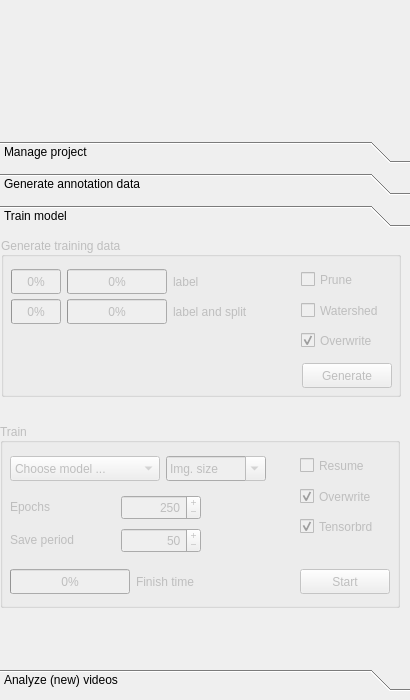
OCTRON-tracking/OCTRON-GUI, file octron/qt_gui/octron.ui: the form before one commit.
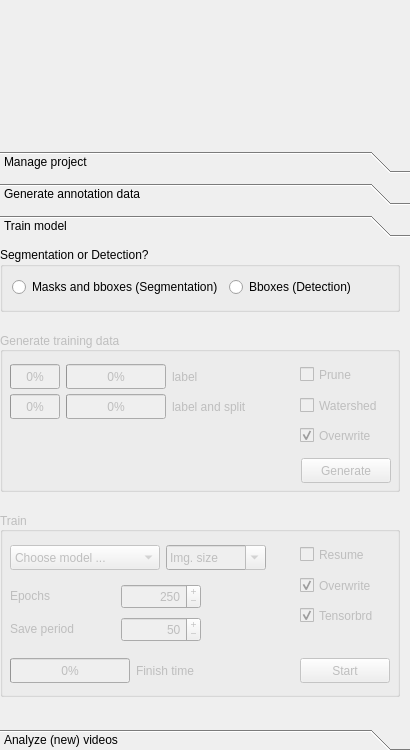
The form after the commit. The open tabs and pages were chosen to show the change. Icons and pictures are not drawn.

The edit to the form file:
```diff
--- a/octron/qt_gui/octron.ui
+++ b/octron/qt_gui/octron.ui
@@ -10,19 +10,19 @@
     <x>0</x>
     <y>0</y>
     <width>410</width>
-    <height>700</height>
+    <height>750</height>
    </rect>
   </property>
   <property name="minimumSize">
    <size>
     <width>410</width>
-    <height>700</height>
+    <height>750</height>
    </size>
   </property>
   <property name="maximumSize">
    <size>
     <width>410</width>
-    <height>700</height>
+    <height>750</height>
    </size>
   </property>
   <property name="cursor">
@@ -40,12 +40,12 @@
      <x>0</x>
      <y>0</y>
      <width>412</width>
-     <height>691</height>
+     <height>751</height>
     </rect>
    </property>
    <layout class="QVBoxLayout" name="mainLayout">
     <property name="spacing">
-     <number>10</number>
+     <number>20</number>
     </property>
     <property name="sizeConstraint">
      <enum>QLayout::SizeConstraint::SetNoConstraint</enum>
@@ -101,13 +101,13 @@
       <property name="minimumSize">
        <size>
         <width>410</width>
-        <height>550</height>
+        <height>600</height>
        </size>
       </property>
       <property name="maximumSize">
        <size>
         <width>410</width>
-        <height>550</height>
+        <height>600</height>
        </size>
       </property>
       <property name="cursor">
@@ -1175,7 +1175,7 @@
          <x>0</x>
          <y>0</y>
          <width>410</width>
-         <height>414</height>
+         <height>464</height>
         </rect>
        </property>
        <property name="sizePolicy">
@@ -1200,11 +1200,73 @@
           <x>0</x>
           <y>0</y>
           <width>402</width>
-          <height>371</height>
+          <height>450</height>
          </rect>
         </property>
-        <layout class="QVBoxLayout" name="train_vertical_layout" stretch="0,0">
-         <item alignment="Qt::AlignmentFlag::AlignHCenter|Qt::AlignmentFlag::AlignTop">
+        <layout class="QVBoxLayout" name="train_vertical_layout" stretch="0,0,0">
+         <property name="spacing">
+          <number>20</number>
+         </property>
+         <item alignment="Qt::AlignmentFlag::AlignTop">
+          <widget class="QGroupBox" name="segmentation_bbox_decision_groupbox">
+           <property name="minimumSize">
+            <size>
+             <width>400</width>
+             <height>65</height>
+            </size>
+           </property>
+           <property name="maximumSize">
+            <size>
+             <width>400</width>
+             <height>65</height>
+            </size>
+           </property>
+           <property name="baseSize">
+            <size>
+             <width>400</width>
+             <height>60</height>
+            </size>
+           </property>
+           <property name="title">
+            <string>Segmentation or Detection?</string>
+           </property>
+           <widget class="QWidget" name="">
+            <property name="geometry">
+             <rect>
+              <x>12</x>
+              <y>30</y>
+              <width>383</width>
+              <height>21</height>
+             </rect>
+            </property>
+            <layout class="QGridLayout" name="gridLayout">
+             <item row="0" column="0" alignment="Qt::AlignmentFlag::AlignLeft">
+              <widget class="QRadioButton" name="segmentation_radiobutton">
+               <property name="toolTip">
+                <string>Click this, if you want to train full segmentation models
+that yield both masks and bounding boxes.</string>
+               </property>
+               <property name="text">
+                <string>Masks and bboxes (Segmentation)</string>
+               </property>
+              </widget>
+             </item>
+             <item row="0" column="1" alignment="Qt::AlignmentFlag::AlignLeft">
+              <widget class="QRadioButton" name="detection_radiobutton">
+               <property name="toolTip">
+                <string>Click this, if you want to train (lightweight) detection models only
+that yield bboxes, but NO masks.</string>
+               </property>
+               <property name="text">
+                <string>Bboxes (Detection)</string>
+               </property>
+              </widget>
+             </item>
+            </layout>
+           </widget>
+          </widget>
+         </item>
+         <item alignment="Qt::AlignmentFlag::AlignTop">
           <widget class="QGroupBox" name="train_generate_groupbox">
            <property name="enabled">
             <bool>false</bool>
@@ -1233,7 +1295,7 @@
            <property name="alignment">
             <set>Qt::AlignmentFlag::AlignLeading|Qt::AlignmentFlag::AlignLeft|Qt::AlignmentFlag::AlignVCenter</set>
            </property>
-           <widget class="QWidget" name="layoutWidget">
+           <widget class="QWidget" name="layoutWidget_4">
             <property name="geometry">
              <rect>
               <x>10</x>
@@ -1341,7 +1403,7 @@
              </item>
             </layout>
            </widget>
-           <widget class="QWidget" name="layoutWidget">
+           <widget class="QWidget" name="layoutWidget_5">
             <property name="geometry">
              <rect>
               <x>10</x>
@@ -1449,7 +1511,7 @@
              </item>
             </layout>
            </widget>
-           <widget class="QWidget" name="layoutWidget">
+           <widget class="QWidget" name="layoutWidget_6">
             <property name="geometry">
              <rect>
               <x>300</x>
@@ -1548,7 +1610,7 @@
              </item>
             </layout>
            </widget>
-           <widget class="QWidget" name="layoutWidget">
+           <widget class="QWidget" name="layoutWidget_7">
             <property name="geometry">
              <rect>
               <x>10</x>
@@ -1609,7 +1671,7 @@
            </widget>
           </widget>
          </item>
-         <item>
+         <item alignment="Qt::AlignmentFlag::AlignTop">
           <widget class="QGroupBox" name="train_train_groupbox">
            <property name="enabled">
             <bool>false</bool>
```
Left out of the diff: 46 changed lines with no effect on the pictures.
